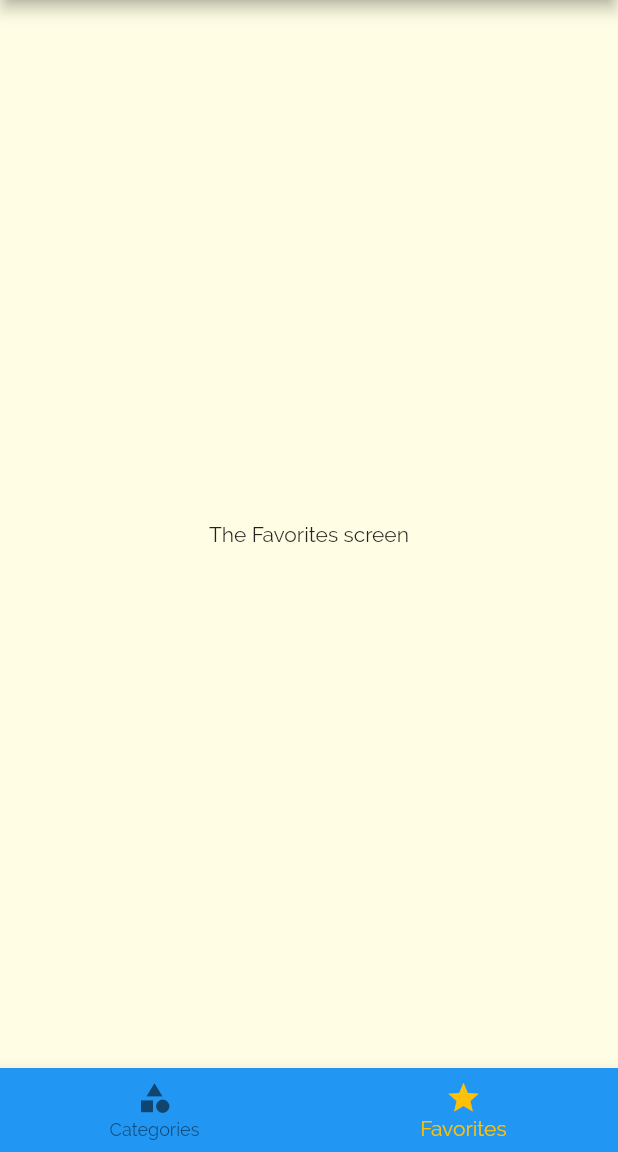
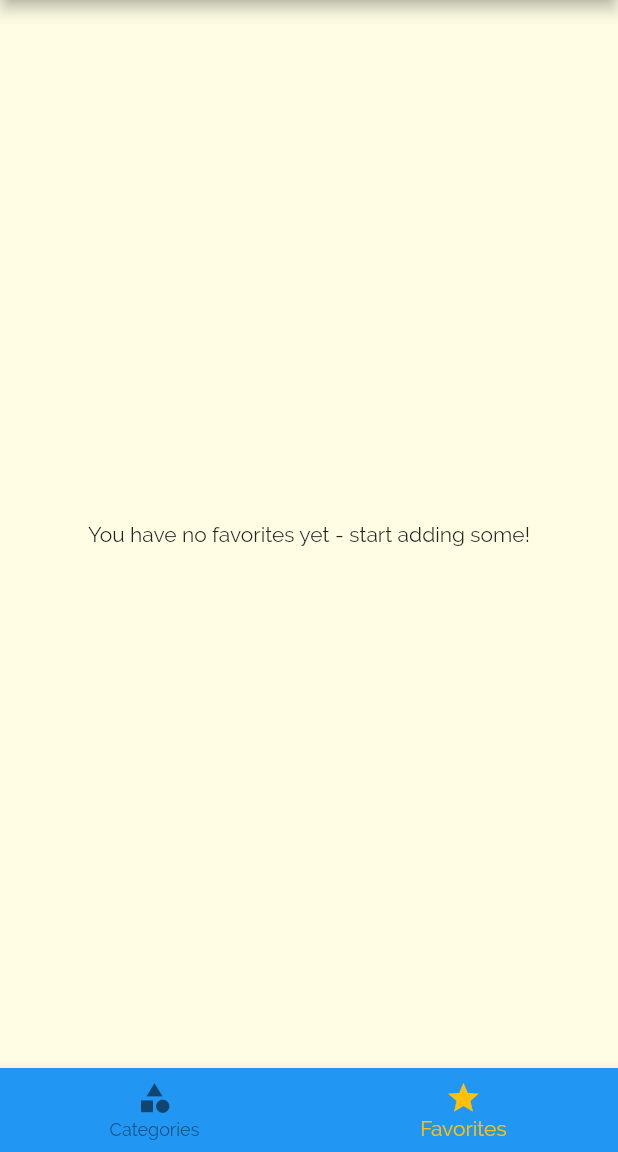
Before and after one commit to jumaboyevich/DeliMeals, a Flutter app: the screen it shows after launch, item 2 of the bottom bar chosen, on a phone screen of 412 x 824 dp, the part 84-1236 px from its top. Run offline on Flutter 3.47's test engine with Material 2 defaults, Android fonts, the phone set to English and light mode, and no system bars.

Commit message:
Finish project

```diff
--- a/lib/main.dart
+++ b/lib/main.dart
@@ -1,5 +1,4 @@
 import 'package:deli_meals/dummy_data.dart';
-import 'package:deli_meals/screens/categories_screen.dart';
 import 'package:deli_meals/screens/category_meals_screen.dart';
 import 'package:deli_meals/screens/filters_screen.dart';
 import 'package:deli_meals/screens/meal_detail_screen.dart';
@@ -29,22 +28,42 @@ class _MyAppState extends State<MyApp> {
   };
 
   List<Meal> _availableMeals = DUMMY_MEALS;
+  List<Meal> _favoriteMeals = [];
+
+  void _toggleFavorite(String mealId) {
+    final existingIndex =
+        _favoriteMeals.indexWhere((meal) => meal.id == mealId);
+
+    if (existingIndex >= 0) {
+      setState(() {
+        _favoriteMeals.removeAt(existingIndex);
+      });
+    } else {
+      setState(() {
+        _favoriteMeals.add(DUMMY_MEALS.firstWhere((meal) => meal.id == mealId));
+      });
+    }
+  }
+
+  bool _isMealFavorite(String id) {
+    return _favoriteMeals.any((meal) => meal.id == id);
+  }
 
   void _setFilters(Map<String, bool> filterData) {
     setState(() {
       _filters = filterData;
 
-      _availableMeals=DUMMY_MEALS.where((meal) {
-        if(_filters['gluten']! && !meal.isGlutenFree){
+      _availableMeals = DUMMY_MEALS.where((meal) {
+        if (_filters['gluten']! && !meal.isGlutenFree) {
           return false;
         }
-        if(_filters['lactose']! && !meal.isLactoseFree){
+        if (_filters['lactose']! && !meal.isLactoseFree) {
           return false;
         }
-        if(_filters['vegan']! && !meal.isVegan){
+        if (_filters['vegan']! && !meal.isVegan) {
           return false;
         }
-        if(_filters['vegetarian']! && !meal.isVegetarian){
+        if (_filters['vegetarian']! && !meal.isVegetarian) {
           return false;
         }
 
@@ -52,7 +71,6 @@ class _MyAppState extends State<MyApp> {
         //...
       }).toList();
     });
-
   }
 
   // This widget is the root of your application.
@@ -83,9 +101,10 @@ class _MyAppState extends State<MyApp> {
       // home: CategoriesScreen(),
       initialRoute: '/',
       routes: {
-        '/': (ctx) => TabsScreen(),
-        CategoryMealsScreen.routeName: (ctx) => CategoryMealsScreen(_availableMeals),
-        MealDetailScreen.routeName: (ctx) => MealDetailScreen(),
+        '/': (ctx) => TabsScreen(_favoriteMeals),
+        CategoryMealsScreen.routeName: (ctx) =>
+            CategoryMealsScreen(_availableMeals),
+        MealDetailScreen.routeName: (ctx) => MealDetailScreen(_toggleFavorite, _isMealFavorite),
         FiltersScreen.routeName: (ctx) => FiltersScreen(_filters, _setFilters)
       },
     );
--- a/lib/screens/category_meals_screen.dart
+++ b/lib/screens/category_meals_screen.dart
@@ -1,4 +1,4 @@
-import 'package:deli_meals/dummy_data.dart';
+
 import 'package:deli_meals/models/meal.dart';
 import 'package:deli_meals/widgets/meal_item.dart';
 import 'package:flutter/material.dart';
@@ -50,7 +50,7 @@ class _CategoryMealsScreenState extends State<CategoryMealsScreen> {
   Widget build(BuildContext context) {
     return Scaffold(
         appBar: AppBar(
-          title: Text(categoryTitle!),
+          title: Text(categoryTitle),
         ),
         body: ListView.builder(
           itemBuilder: (ctx, index) {
@@ -61,7 +61,7 @@ class _CategoryMealsScreenState extends State<CategoryMealsScreen> {
               duration: displayedMeals[index].duration,
               complexity: displayedMeals[index].complexity,
               affordability: displayedMeals[index].affordability,
-              removeItem: _removeMeal,
+
             );
           },
           itemCount: displayedMeals.length,
--- a/lib/screens/favorites_screen.dart
+++ b/lib/screens/favorites_screen.dart
@@ -1,12 +1,35 @@
+import 'package:deli_meals/models/meal.dart';
 import 'package:flutter/material.dart';
 
+import '../widgets/meal_item.dart';
+
 class FavoritesScreen extends StatelessWidget {
-  const FavoritesScreen({Key? key}) : super(key: key);
+
+  late List<Meal> favoritesList;
+
+  FavoritesScreen(this.favoritesList);
 
   @override
   Widget build(BuildContext context) {
-    return Center(
-      child: Text('The Favorites screen'),
+    if(favoritesList.isEmpty){
+      return const Center(
+        child: Text('You have no favorites yet - start adding some!'),
+      );
+    }else{
+    return ListView.builder(
+      itemBuilder: (ctx, index) {
+        return MealItem(
+          id: favoritesList[index].id,
+          title: favoritesList[index].title,
+          imageUrl: favoritesList[index].imageUrl,
+          duration: favoritesList[index].duration,
+          complexity: favoritesList[index].complexity,
+          affordability: favoritesList[index].affordability,
+
+        );
+      },
+      itemCount: favoritesList.length,
     );
+    }
   }
 }
--- a/lib/screens/tabs_screen.dart
+++ b/lib/screens/tabs_screen.dart
@@ -3,18 +3,21 @@ import 'package:deli_meals/screens/favorites_screen.dart';
 import 'package:deli_meals/widgets/main_drawer.dart';
 import 'package:flutter/material.dart';
 
+import '../models/meal.dart';
+
 class TabsScreen extends StatefulWidget {
-  const TabsScreen({Key? key}) : super(key: key);
+
+  final List<Meal> favoriteList;
+
+  TabsScreen(this.favoriteList);
 
   @override
   State<TabsScreen> createState() => _TabsScreenState();
 }
 
 class _TabsScreenState extends State<TabsScreen> {
-  final List<Map<String, Object>> _pages = [
-    {'page': CategoriesScreen(), 'title': 'Categories'},
-    {'page': FavoritesScreen(), 'title': 'Your Favorite'},
-  ];
+  late List<Map<String, Object>> _pages;
+
   int _selectedPageIndex = 0;
 
   void _selectPage(int index) {
@@ -23,6 +26,14 @@ class _TabsScreenState extends State<TabsScreen> {
     });
   }
 
+  @override
+  void initState() {
+    _pages = [
+      {'page': CategoriesScreen(), 'title': 'Categories'},
+      {'page': FavoritesScreen(widget.favoriteList), 'title': 'Your Favorite'},
+    ];
+    super.initState();
+  }
   @override
   Widget build(BuildContext context) {
     return DefaultTabController(
```
Also changed, not shown: lib/screens/meal_detail_screen.dart (+16 -4 lines), lib/widgets/meal_item.dart (+3 -12 lines).
